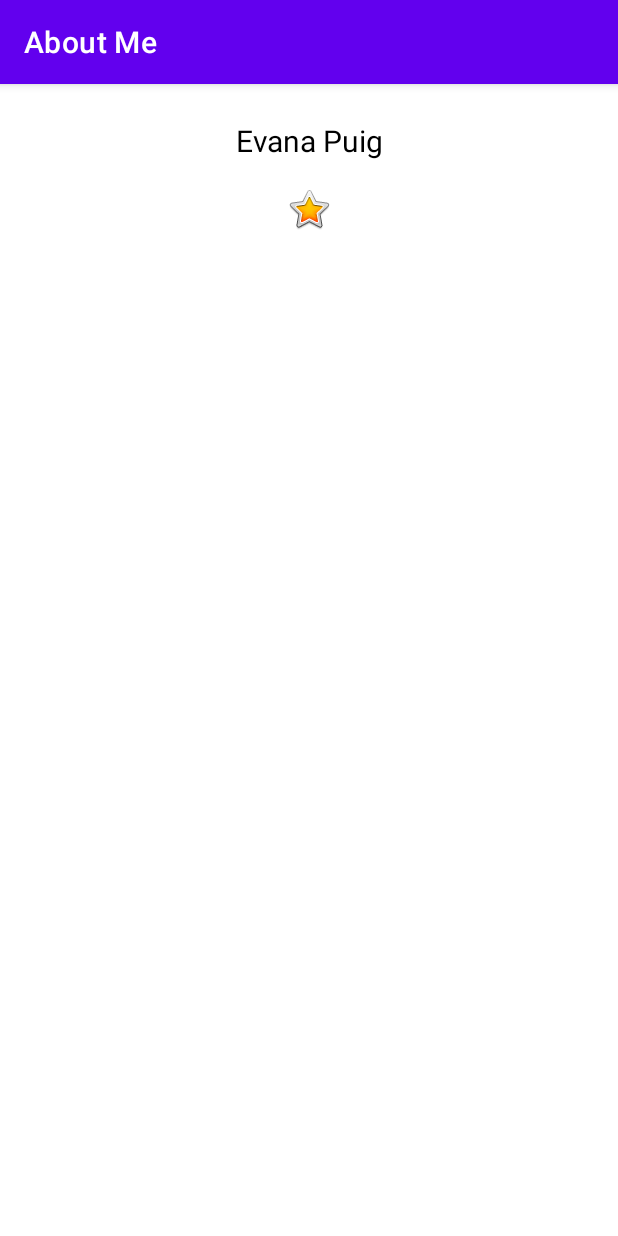
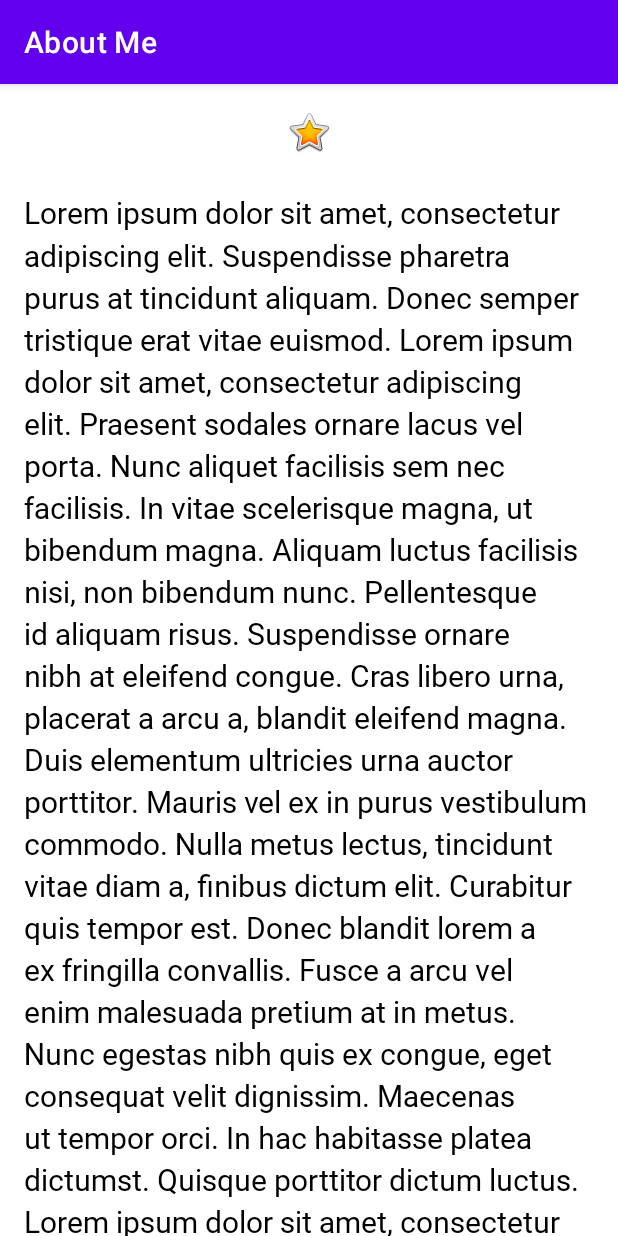
Before and after one commit to EvanaPuig/About-Me, an Android app: the screen it shows after launch (MainActivity), on a phone screen of 412 x 824 dp. Run offline under Robolectric (Android 15) with nearby library versions, the phone set to English and light mode, and no system bars.

Commit message:
Adds the about me text and styles it

```diff
--- a/app/src/main/res/layout/activity_main.xml
+++ b/app/src/main/res/layout/activity_main.xml
@@ -5,19 +5,35 @@
   android:layout_height="match_parent"
   android:orientation="vertical">
 
+  <ImageView
+    android:id="@+id/star_image"
+    android:layout_width="match_parent"
+    android:layout_height="wrap_content"
+    android:layout_marginTop="@dimen/layout_margin"
+    android:contentDescription="@string/yellow_star"
+    app:srcCompat="@android:drawable/btn_star_big_on" />
+
+  <ScrollView
+    android:id="@+id/bio_scroll"
+    android:layout_width="match_parent"
+    android:layout_height="match_parent"
+    android:paddingEnd="@dimen/padding"
+    android:paddingStart="@dimen/padding">
+
     <TextView
-      android:id="@+id/name_text"
+      android:id="@+id/bio_text"
       style="@style/NameStyle"
       android:layout_width="match_parent"
       android:layout_height="wrap_content"
-      android:text="@string/name"
-      android:textAlignment="center" />
+      android:lineSpacingMultiplier="1.2"
+      android:text="@string/bio" />
+  </ScrollView>
 
-    <ImageView
-      android:id="@+id/star_image"
-      android:layout_width="match_parent"
-      android:layout_height="wrap_content"
-      android:layout_marginTop="@dimen/layout_margin"
-      android:contentDescription="@string/yellow_star"
-      app:srcCompat="@android:drawable/btn_star_big_on" />
+  <TextView
+    android:id="@+id/name_text"
+    style="@style/NameStyle"
+    android:layout_width="match_parent"
+    android:layout_height="wrap_content"
+    android:text="@string/name"
+    android:textAlignment="center" />
 </LinearLayout>
--- a/app/src/main/res/values/dimens.xml
+++ b/app/src/main/res/values/dimens.xml
@@ -1,6 +1,7 @@
 <?xml version="1.0" encoding="utf-8"?>
 <resources>
-    <dimen name="text_size_20sp">20sp</dimen>
-    <dimen name="small_padding">8dp</dimen>
-    <dimen name="layout_margin">16dp</dimen>
+  <dimen name="text_size_20sp">20sp</dimen>
+  <dimen name="small_padding">8dp</dimen>
+  <dimen name="layout_margin">16dp</dimen>
+  <dimen name="padding">16dp</dimen>
 </resources>
--- a/app/src/main/res/values/strings.xml
+++ b/app/src/main/res/values/strings.xml
@@ -1,5 +1,15 @@
 <resources>
   <string name="app_name">About Me</string>
-    <string name="name">Evana Puig</string>
+  <string name="name">Evana Puig</string>
   <string name="yellow_star">Yellow star</string>
+
+  <string name="bio">Lorem ipsum dolor sit amet, consectetur adipiscing elit. Suspendisse pharetra purus at tincidunt aliquam. Donec semper tristique erat vitae euismod. Lorem ipsum dolor sit amet, consectetur adipiscing elit. Praesent sodales ornare lacus vel porta. Nunc aliquet facilisis sem nec facilisis. In vitae scelerisque magna, ut bibendum magna. Aliquam luctus facilisis nisi, non bibendum nunc. Pellentesque id aliquam risus. Suspendisse ornare nibh at eleifend congue. Cras libero urna, placerat a arcu a, blandit eleifend magna. Duis elementum ultricies urna auctor porttitor. Mauris vel ex in purus vestibulum commodo. Nulla metus lectus, tincidunt vitae diam a, finibus dictum elit.
+
+Curabitur quis tempor est. Donec blandit lorem a ex fringilla convallis. Fusce a arcu vel enim malesuada pretium at in metus. Nunc egestas nibh quis ex congue, eget consequat velit dignissim. Maecenas ut tempor orci. In hac habitasse platea dictumst. Quisque porttitor dictum luctus. Lorem ipsum dolor sit amet, consectetur adipiscing elit. Duis vel fermentum neque. Quisque odio arcu, scelerisque quis erat quis, tempus maximus erat. In posuere, turpis sed lobortis scelerisque, ipsum quam faucibus orci, sed consequat magna ex id ligula. Nunc dictum pharetra eros elementum elementum. Vestibulum ut consectetur mauris, quis vestibulum magna. Interdum et malesuada fames ac ante ipsum primis in faucibus. Nam interdum velit elit, vitae pulvinar ex molestie ut. Sed commodo condimentum maximus.
+
+Proin porta posuere molestie. Cras at ante purus. Maecenas vehicula ac ipsum eu tristique. Donec consectetur, orci at malesuada sollicitudin, nibh felis sollicitudin orci, ut molestie dui nunc in augue. Integer cursus rhoncus tortor at luctus. Etiam lacinia ornare sodales. Fusce dignissim vitae ligula pulvinar hendrerit. Cras pretium efficitur dictum. Pellentesque id urna vel augue gravida auctor quis eget nulla. Curabitur convallis enim vitae enim egestas faucibus. Quisque ut mattis ex, eu porttitor nulla. Suspendisse et mollis erat. Fusce quis feugiat urna. Ut blandit nulla ut dolor convallis, sit amet sagittis felis iaculis.
+
+Vestibulum vel commodo lacus. Lorem ipsum dolor sit amet, consectetur adipiscing elit. Morbi non augue elementum, molestie mi eu, rutrum mauris. Ut at lorem eu ex rutrum tempus. Suspendisse potenti. Sed rutrum ligula nec libero mattis, in interdum tellus vulputate. Donec id consectetur felis. Nunc quis nisi tellus. Fusce odio orci, ullamcorper nec ullamcorper quis, consectetur porta felis.
+
+Integer eu purus non ligula aliquet rutrum. Duis euismod ligula felis, ut dignissim tortor commodo ut. Suspendisse eget hendrerit quam. Aliquam faucibus imperdiet rutrum. Mauris egestas ante condimentum nunc condimentum, condimentum dapibus turpis tempus. Suspendisse laoreet, risus et blandit pharetra, mi arcu bibendum magna, ac faucibus sem nisi vel tortor. Phasellus lacus dui, aliquet at lectus et, maximus porta turpis. Lorem ipsum dolor sit amet, consectetur adipiscing elit. Donec gravida elit quis felis ullamcorper, vitae sollicitudin purus convallis. Mauris scelerisque mauris nisl, et lacinia velit faucibus eu. Sed convallis pharetra lectus, at egestas orci condimentum sit amet. Sed eget justo sapien. Nullam sed volutpat metus. Vestibulum eleifend pharetra eros sed eleifend.</string>
 </resources>
--- a/app/src/main/res/values/styles.xml
+++ b/app/src/main/res/values/styles.xml
@@ -3,7 +3,7 @@
 
   <style name="NameStyle">
     <item name="android:layout_marginTop">@dimen/layout_margin</item>
-        <item name="android:fontFamily">rob</item>
+    <item name="android:fontFamily">@font/roboto</item>
     <item name="android:paddingTop">@dimen/small_padding</item>
     <item name="android:textColor">@color/black</item>
     <item name="android:textSize">@dimen/text_size_20sp</item>
```
Lines whose indentation alone changed are shown as unchanged.
